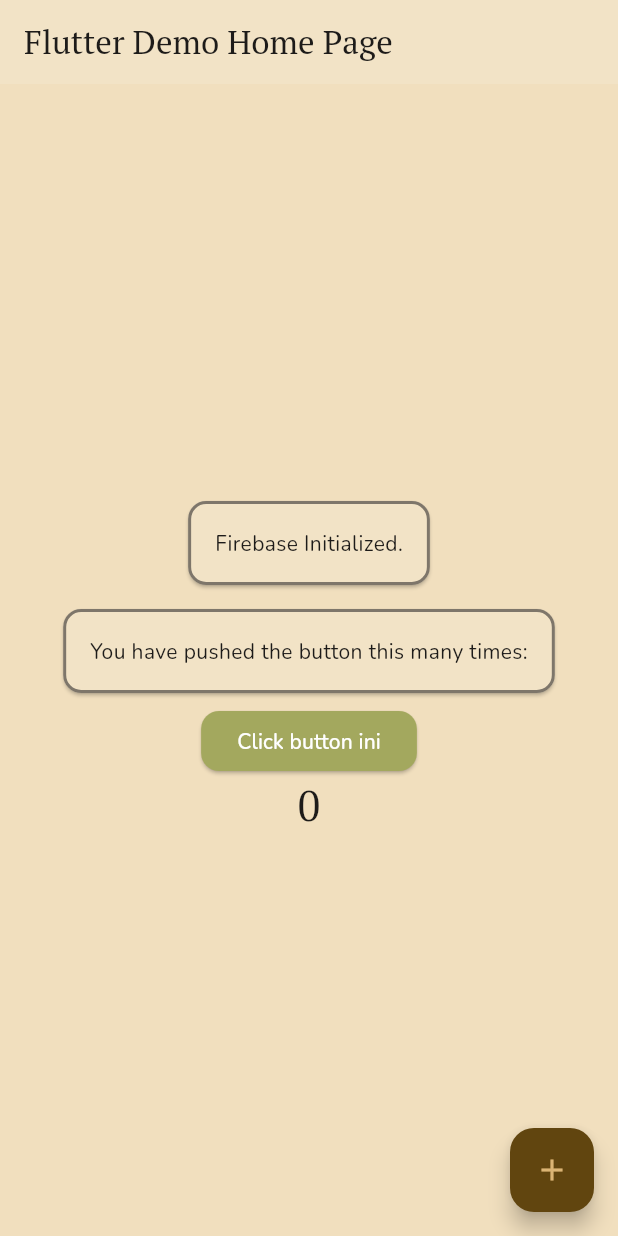
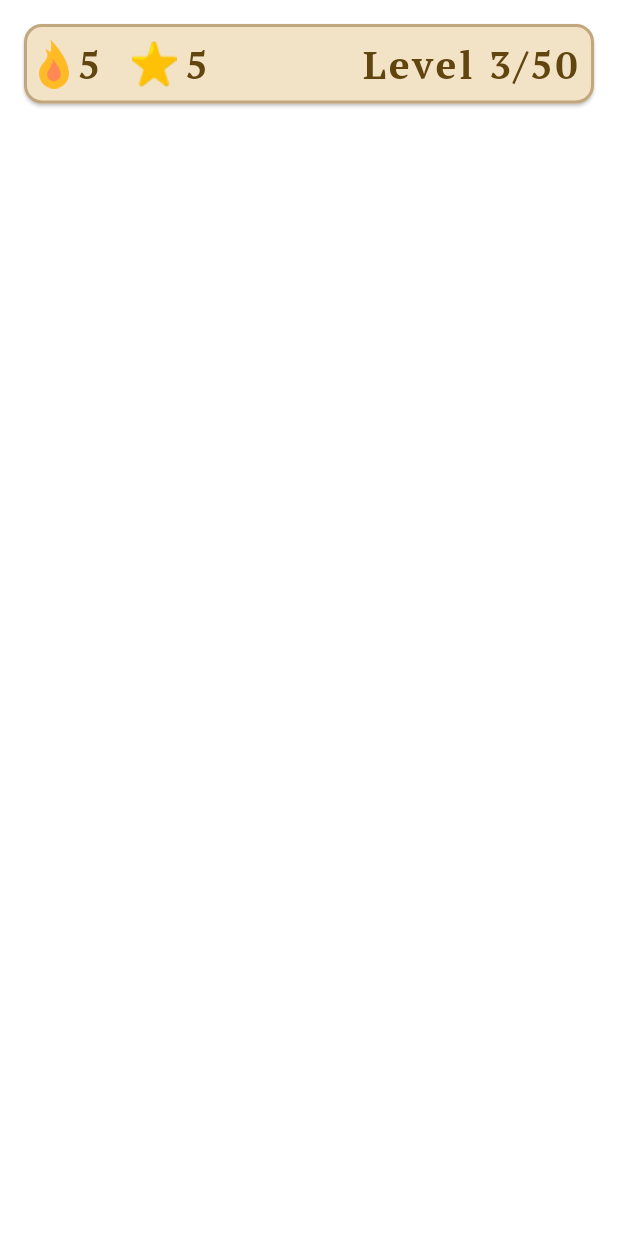
Before and after one commit to Nayzzilar/adibasa_app, a Flutter app: the screen it shows after launch, on a phone screen of 412 x 824 dp. Run offline on Flutter 3.47's test engine with Material 3 defaults, Android fonts, the phone set to English and light mode, and no system bars; our stand-ins replace firebase_core, google_fonts; accounts and stored records are empty.

Commit message:
level selection status

```diff
--- a/lib/main.dart
+++ b/lib/main.dart
@@ -2,6 +2,7 @@ import 'package:firebase_core/firebase_core.dart';
 import 'package:flutter/material.dart';
 import 'theme/util.dart';
 import 'theme/theme.dart';
+import 'screens/level_selection_page.dart'; // Import LevelSelectionPage
 
 void main() async {
   WidgetsFlutterBinding.ensureInitialized();
@@ -21,79 +22,7 @@ class MyApp extends StatelessWidget {
     return MaterialApp(
       title: 'Flutter Demo',
       theme: theme.light(),
-      home: const MyHomePage(title: 'Flutter Demo Home Page'),
+      home: const LevelSelectionPage(), // Set LevelSelectionPage as the home
     );
   }
 }
-
-class MyHomePage extends StatefulWidget {
-  const MyHomePage({super.key, required this.title});
-
-  final String title;
-
-  @override
-  State<MyHomePage> createState() => _MyHomePageState();
-}
-
-class _MyHomePageState extends State<MyHomePage> {
-  int _counter = 0;
-
-  void _incrementCounter() {
-    setState(() {
-      _counter++;
-    });
-  }
-
-  @override
-  Widget build(BuildContext context) {
-    // This method is rerun every time setState is called, for instance as done
-    // by the _incrementCounter method above.
-    //
-    // The Flutter framework has been optimized to make rerunning build methods
-    // fast, so that you can just rebuild anything that needs updating rather
-    // than having to individually change instances of widgets.
-    return Scaffold(
-      appBar: AppBar(
-        // TRY THIS: Try changing the color here to a specific color (to
-        // Colors.amber, perhaps?) and trigger a hot reload to see the AppBar
-        // change color while the other colors stay the same.
-        backgroundColor: Theme.of(context).cardColor,
-        // Here we take the value from the MyHomePage object that was created by
-        // the App.build method, and use it to set our appbar title.
-        title: Text(widget.title),
-      ),
-      body: Center(
-        child: Column(
-          mainAxisAlignment: MainAxisAlignment.center,
-          children: <Widget>[
-            Card(
-              child: Padding(
-                padding: const EdgeInsets.all(18.0),
-                child: Text('Firebase Initialized.'),
-              ),
-            ),
-            Card(
-              child: Padding(
-                padding: const EdgeInsets.all(18.0),
-                child: Text('You have pushed the button this many times:'),
-              ),
-            ),
-            ElevatedButton(
-              onPressed: _incrementCounter,
-              child: Text('Click button ini'),
-            ),
-            Text(
-              '$_counter',
-              style: Theme.of(context).textTheme.headlineMedium,
-            ),
-          ],
-        ),
-      ),
-      floatingActionButton: FloatingActionButton(
-        onPressed: _incrementCounter,
-        tooltip: 'Increment',
-        child: const Icon(Icons.add),
-      ), // This trailing comma makes auto-formatting nicer for build methods.
-    );
-  }
-}
--- /dev/null
+++ b/lib/screens/level_selection_page.dart
@@ -0,0 +1,22 @@
+import 'package:adibasa_app/widgets/status_bar_level_selection.dart';
+import 'package:flutter/material.dart';
+
+class LevelSelectionPage extends StatelessWidget {
+  const LevelSelectionPage({super.key});
+
+  @override
+  Widget build(BuildContext context) {
+    return Scaffold(
+      backgroundColor: Colors.white,
+      body: SafeArea(
+        child: CustomScrollView(
+          slivers: [
+            SliverToBoxAdapter(
+              child: Column(children: [StatusBarLevelSelection()]),
+            ),
+          ],
+        ),
+      ),
+    );
+  }
+}
--- a/lib/theme/theme.dart
+++ b/lib/theme/theme.dart
@@ -1,4 +1,5 @@
 import "package:flutter/material.dart";
+import 'package:google_fonts/google_fonts.dart';
 
 class MaterialTheme {
   final TextTheme textTheme;
@@ -11,7 +12,7 @@ class MaterialTheme {
       primary: Color(0xff462f00),
       surfaceTint: Color(0xff785922),
       onPrimary: Color(0xffffffff),
-      primaryContainer: Color(0xff61450f),
+      primaryContainer: Color(0xff61450f), // Matsu Foreground
       onPrimaryContainer: Color(0xffdbb474),
       secondary: Color(0xff6a5d43),
       onSecondary: Color(0xffffffff),
@@ -25,10 +26,10 @@ class MaterialTheme {
       onError: Color(0xffffffff),
       errorContainer: Color(0xff852c22),
       onErrorContainer: Color(0xffffa294),
-      surface: Color(0xfff2e3c6),
+      surface: Color(0xfff2e3c6), // Matsu Card
       onSurface: Color(0xff1d1b19),
       onSurfaceVariant: Color(0xff4d463c),
-      outline: Color(0xff7e766a),
+      outline: Color(0xffC0A77E), // Matsu Border
       outlineVariant: Color(0xffd0c5b8),
       shadow: Color(0xff000000),
       scrim: Color(0xff000000),
@@ -64,9 +65,15 @@ class MaterialTheme {
     useMaterial3: true,
     brightness: colorScheme.brightness,
     colorScheme: colorScheme,
-    textTheme: textTheme.apply(
-      bodyColor: colorScheme.onSurface,
-      displayColor: colorScheme.onSurface,
+    textTheme: GoogleFonts.ptSerifTextTheme(
+      ThemeData.light().textTheme,
+    ).copyWith(
+      headlineLarge: GoogleFonts.ptSerif(
+        fontSize: 26,
+        fontWeight: FontWeight.w600,
+        color: colorScheme.primaryContainer,
+        letterSpacing: 2.0,
+      ),
     ),
     scaffoldBackgroundColor: colorScheme.secondaryContainer,
     elevatedButtonTheme: ElevatedButtonThemeData(
@@ -86,7 +93,7 @@ class MaterialTheme {
           width: 2,
         ),
       ),
-      margin: EdgeInsets.all(8), // Optional: standard spacing
+      margin: const EdgeInsets.all(8), // Optional: standard spacing
     ),
   );
 }
--- a/lib/theme/util.dart
+++ b/lib/theme/util.dart
@@ -2,11 +2,19 @@ import 'package:flutter/material.dart';
 import 'package:google_fonts/google_fonts.dart';
 
 TextTheme createTextTheme(
-    BuildContext context, String bodyFontString, String displayFontString) {
+  BuildContext context,
+  String bodyFontString,
+  String displayFontString,
+) {
   TextTheme baseTextTheme = Theme.of(context).textTheme;
-  TextTheme bodyTextTheme = GoogleFonts.getTextTheme(bodyFontString, baseTextTheme);
-  TextTheme displayTextTheme =
-      GoogleFonts.getTextTheme(displayFontString, baseTextTheme);
+  TextTheme bodyTextTheme = GoogleFonts.getTextTheme(
+    bodyFontString,
+    baseTextTheme,
+  );
+  TextTheme displayTextTheme = GoogleFonts.getTextTheme(
+    displayFontString,
+    baseTextTheme,
+  );
   TextTheme textTheme = displayTextTheme.copyWith(
     bodyLarge: bodyTextTheme.bodyLarge,
     bodyMedium: bodyTextTheme.bodyMedium,
@@ -17,3 +25,12 @@ TextTheme createTextTheme(
   );
   return textTheme;
 }
+
+class AppTextStyles {
+  static TextStyle boldMatsu(BuildContext context) {
+    return TextStyle(
+      color: Theme.of(context).colorScheme.primaryContainer,
+      fontWeight: FontWeight.bold,
+    );
+  }
+}
--- /dev/null
+++ b/lib/widgets/status_bar_level_selection.dart
@@ -0,0 +1,47 @@
+import 'package:flutter/material.dart';
+
+class StatusBarLevelSelection extends StatelessWidget {
+  const StatusBarLevelSelection({super.key});
+
+  @override
+  Widget build(BuildContext context) {
+    return Padding(
+      padding: const EdgeInsets.all(8),
+      child: Card(
+        child: Padding(
+          padding: const EdgeInsets.all(10),
+          child: DefaultTextStyle(
+            style:
+                Theme.of(
+                  context,
+                ).textTheme.headlineLarge!, // Gunakan gaya teks dari TextTheme
+            child: Row(
+              mainAxisAlignment: MainAxisAlignment.spaceBetween,
+              children: [
+                // Bagian Kiri
+                Row(
+                  children: [
+                    Image.asset(
+                      'assets/images/Streak.png', // Path ke gambar
+                      width: 20, // Sesuaikan ukuran gambar
+                      height: 33,
+                    ),
+                    const SizedBox(width: 5),
+                    const Text('5'), // Gaya teks otomatis diterapkan
+                    const SizedBox(width: 20),
+                    Image.asset('assets/images/Star.png'),
+                    const SizedBox(width: 5),
+                    const Text('5'), // Gaya teks otomatis diterapkan
+                  ],
+                ),
+
+                // Bagian Kanan
+                const Text('Level 3/50'), // Gaya teks otomatis diterapkan
+              ],
+            ),
+          ),
+        ),
+      ),
+    );
+  }
+}
```
Also changed, not shown: pubspec.yaml (+3 -4 lines), assets/images/Star.png (added), assets/images/Streak.png (added).
